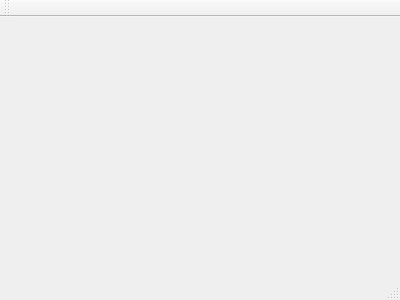
Andrew-Zakharov/SSCN, file TCP Sockets/Client/mainwindow.ui: the form before one commit.
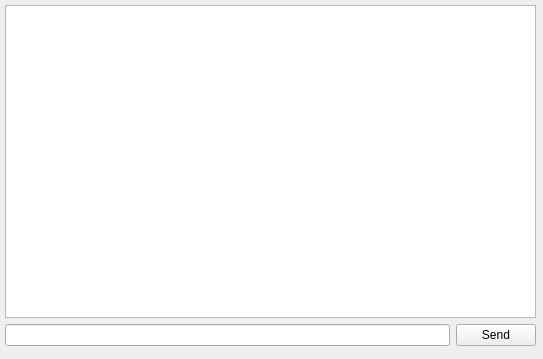
The form after the commit.

The edit to the form file:
```diff
--- a/TCP Sockets/Client/mainwindow.ui
+++ b/TCP Sockets/Client/mainwindow.ui
@@ -1,24 +1,69 @@
 <ui version="4.0">
  <class>MainWindow</class>
- <widget class="QMainWindow" name="MainWindow" >
-  <property name="geometry" >
+ <widget class="QMainWindow" name="MainWindow">
+  <property name="geometry">
    <rect>
     <x>0</x>
     <y>0</y>
-    <width>400</width>
-    <height>300</height>
+    <width>543</width>
+    <height>359</height>
    </rect>
   </property>
   <property name="windowTitle" >
    <string>MainWindow</string>
   </property>
-  <widget class="QMenuBar" name="menuBar" />
-  <widget class="QToolBar" name="mainToolBar" />
-  <widget class="QWidget" name="centralWidget" />
-  <widget class="QStatusBar" name="statusBar" />
+  <widget class="QWidget" name="centralWidget">
+   <widget class="QWidget" name="verticalLayoutWidget">
+    <property name="geometry">
+     <rect>
+      <x>0</x>
+      <y>0</y>
+      <width>541</width>
+      <height>351</height>
+     </rect>
+    </property>
+    <layout class="QVBoxLayout" name="mainLayout">
+     <property name="leftMargin">
+      <number>5</number>
+     </property>
+     <property name="topMargin">
+      <number>5</number>
+     </property>
+     <property name="rightMargin">
+      <number>5</number>
+     </property>
+     <property name="bottomMargin">
+      <number>5</number>
+     </property>
+     <item>
+      <widget class="QTextEdit" name="logTextEdit">
+       <property name="enabled">
+        <bool>true</bool>
+       </property>
+       <property name="readOnly">
+        <bool>true</bool>
+       </property>
+      </widget>
+     </item>
+     <item>
+      <layout class="QHBoxLayout" name="messageLayout">
+       <item>
+        <widget class="QLineEdit" name="messageInput"/>
+       </item>
+       <item>
+        <widget class="QPushButton" name="sendButton">
+         <property name="text">
+          <string>Send</string>
+         </property>
+        </widget>
+       </item>
+      </layout>
+     </item>
+    </layout>
+   </widget>
+  </widget>
  </widget>
- <layoutDefault spacing="6" margin="11" />
- <pixmapfunction></pixmapfunction>
+ <layoutdefault spacing="6" margin="11"/>
  <resources/>
  <connections/>
 </ui>
```
Left out of the diff: 25 changed lines with no effect on the pictures.
